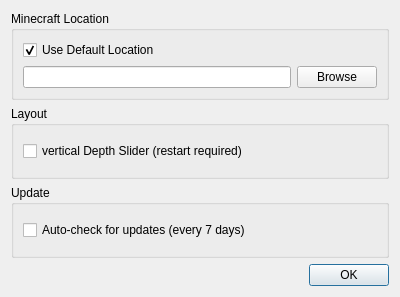
The window that settings.ui (cre4ture/minutor-1) describes before a commit, drawn with Qt 5.
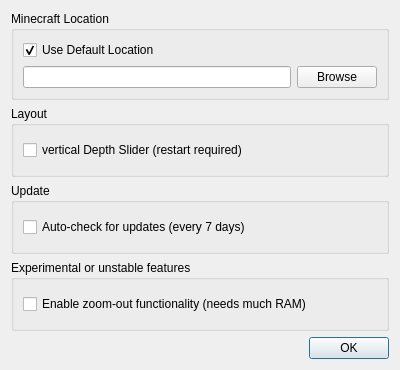
The same window after the commit.

Commit message: add setting for enabling / disabling zoom out feature in help->settings

Patch:
```diff
--- a/settings.ui
+++ b/settings.ui
@@ -7,7 +7,7 @@
     <x>0</x>
     <y>0</y>
     <width>400</width>
-    <height>297</height>
+    <height>370</height>
    </rect>
   </property>
   <property name="windowTitle">
@@ -85,6 +85,22 @@
        </layout>
       </widget>
      </item>
+     <item>
+      <widget class="QGroupBox" name="groupBox_experimental">
+       <property name="title">
+        <string>Experimental or unstable features</string>
+       </property>
+       <layout class="QVBoxLayout" name="verticalLayout_5">
+        <item>
+         <widget class="QCheckBox" name="checkBox_zoom_out">
+          <property name="text">
+           <string>Enable zoom-out functionality (needs much RAM)</string>
+          </property>
+         </widget>
+        </item>
+       </layout>
+      </widget>
+     </item>
      <item>
       <widget class="QDialogButtonBox" name="buttonBox">
        <property name="orientation">
```
The commit also changes 3 other files.
